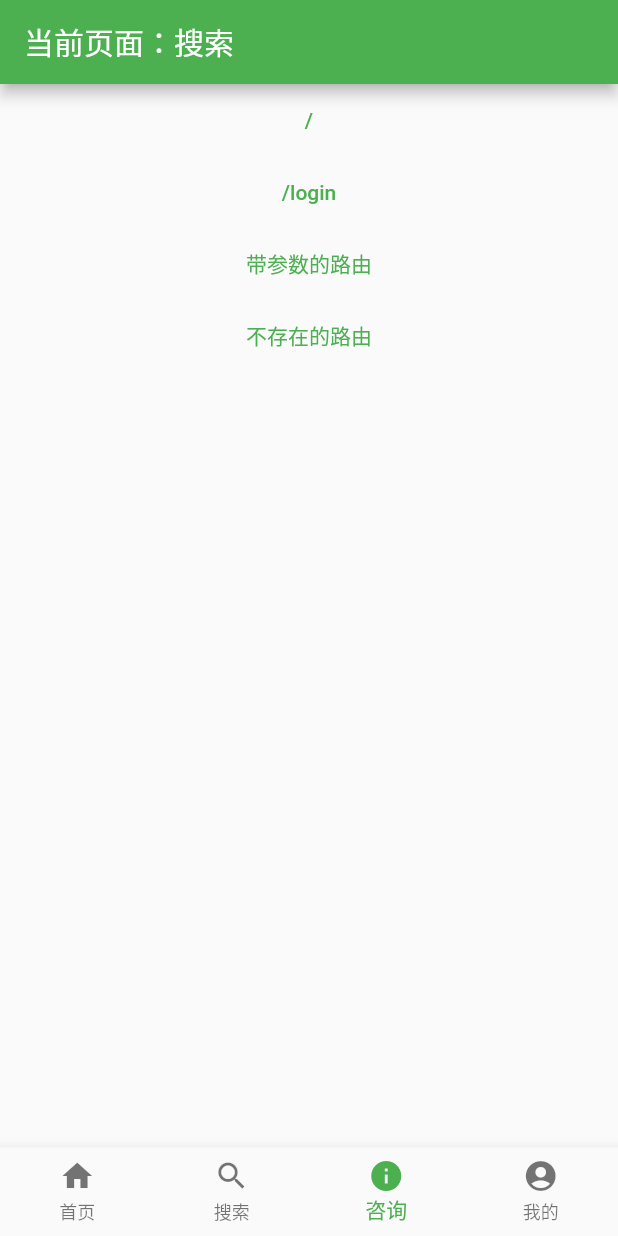
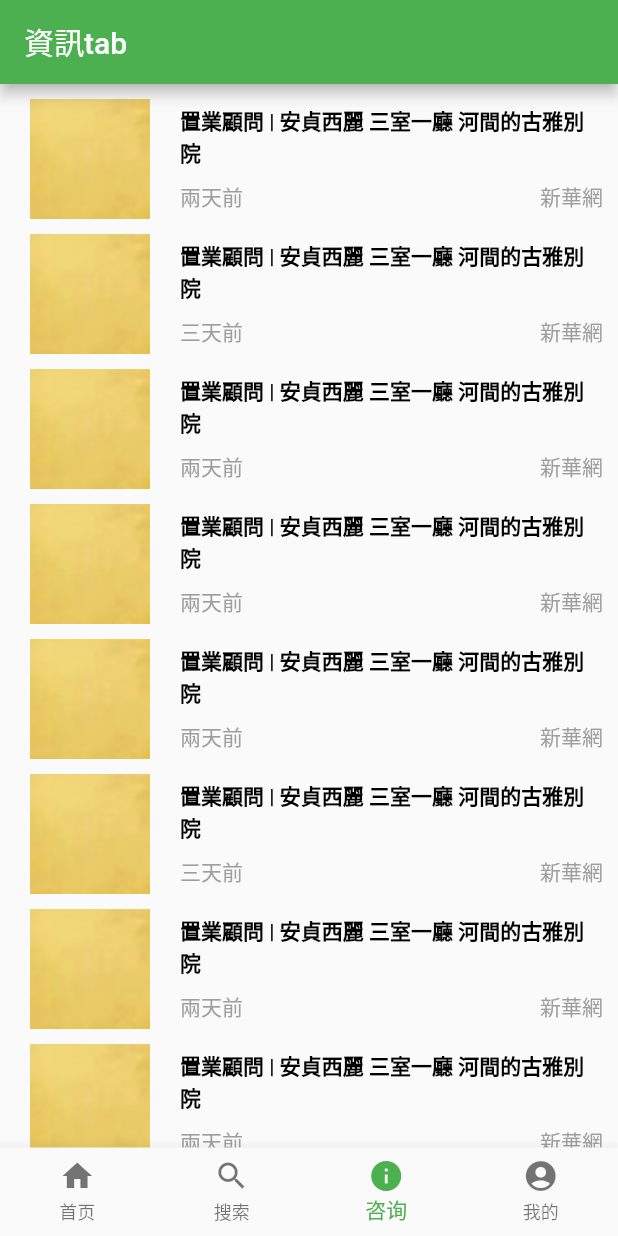
Before and after one commit to ohohua/rent, a Flutter app: the screen it shows after launch, item 3 of the bottom bar chosen, on a phone screen of 412 x 824 dp. Run offline on Flutter 3.47's test engine with Material 2 defaults, Android fonts, the phone set to English and light mode, and no system bars; our stand-ins replace card_swiper, fluro; network calls fail.

Commit message:
主要内容区域

```diff
--- a/lib/pages/home/index.dart
+++ b/lib/pages/home/index.dart
@@ -1,15 +1,16 @@
 // 引入基础库
 import 'package:flutter/material.dart';
 import 'package:rent/pages/home/tab_index/tab_index.dart';
+import 'package:rent/pages/home/tab_info/index.dart';
 // 引入自定义组件
 import 'package:rent/widgets/page_content.dart';
 
 // 1.需要准备 4 个 tab内容区（tabView）
 List<Widget> tabViewList = [
   const TabIndex(),
-  const PageContent(name: '首页'),
   const PageContent(name: '搜索'),
-  const PageContent(name: '咨询'),
+  // const PageContent(name: '咨询'),
+  const TabInfo(),
   const PageContent(name: '我的'),
 ];
 
--- a/lib/pages/home/info/data.dart
+++ b/lib/pages/home/info/data.dart
@@ -15,29 +15,25 @@ class InfoItem {
 const List<InfoItem> infoData = [
   InfoItem(
       title: '置業顧問 | 安貞西麗 三室一廳 河間的古雅別院',
-      imageUri:
-          'https://wx2.sinaimg.cn/mw1024/005SQLxwlylg6f8914obbj305v04fjsw.jpg',
+      imageUri: 'static/images/home_index_logo.png',
       navigatorUri: 'login',
       source: '新華網',
       time: '兩天前'),
   InfoItem(
       title: '置業顧問 | 安貞西麗 三室一廳 河間的古雅別院',
-      imageUri:
-          'https://wx2.sinaimg.cn/mw1024/005SQLxwlylg6f8914obbj305v04fjsw.jpg',
+      imageUri: 'static/images/home_index_logo.png',
       navigatorUri: 'login',
       source: '新華網',
       time: '三天前'),
   InfoItem(
       title: '置業顧問 | 安貞西麗 三室一廳 河間的古雅別院',
-      imageUri:
-          'https://wx2.sinaimg.cn/mw1024/005SQLxwlylg6f8914obbj305v04fjsw.jpg',
+      imageUri: 'static/images/home_index_logo.png',
       navigatorUri: 'login',
       source: '新華網',
       time: '兩天前'),
   InfoItem(
       title: '置業顧問 | 安貞西麗 三室一廳 河間的古雅別院',
-      imageUri:
-          'https://wx2.sinaimg.cn/mw1024/005SQLxwlylg6f8914obbj305v04fjsw.jpg',
+      imageUri: 'static/images/home_index_logo.png',
       navigatorUri: 'login',
       source: '新華網',
       time: '兩天前'),
--- a/lib/pages/home/info/index.dart
+++ b/lib/pages/home/info/index.dart
@@ -1,6 +1,7 @@
 import 'package:flutter/material.dart';
 
 import 'data.dart';
+import 'item_widget.dart';
 
 class Info extends StatelessWidget {
   final bool showTitle;
@@ -11,14 +12,18 @@ class Info extends StatelessWidget {
   Widget build(BuildContext context) {
     return Column(
       children: <Widget>[
-        const Text('最新資訊'),
+        if (showTitle)
+          Container(
+            alignment: Alignment.centerLeft,
+            padding: const EdgeInsets.all(10.0),
+            child: const Text(
+              '最新資訊',
+              style:
+                  TextStyle(color: Colors.black, fontWeight: FontWeight.w600),
+            ),
+          ),
         Column(
-          children: infoItem
-              .map((f) => Container(
-                    height: 100,
-                    decoration: const BoxDecoration(color: Colors.red),
-                  ))
-              .toList(),
+          children: infoItem.map((f) => ItemWidget(data: f)).toList(),
         )
       ],
     );
--- /dev/null
+++ b/lib/pages/home/info/item_widget.dart
@@ -0,0 +1,49 @@
+import 'package:flutter/material.dart';
+
+import 'data.dart';
+
+class ItemWidget extends StatelessWidget {
+  final InfoItem data;
+
+  const ItemWidget({super.key, required this.data});
+  static const textStyle = TextStyle(color: Colors.grey);
+  @override
+  Widget build(BuildContext context) {
+    return Container(
+        height: 80.0,
+        margin: const EdgeInsets.only(left: 10.0, right: 10.0, bottom: 10.0),
+        child: Row(
+          children: [
+            Image.asset(
+              data.imageUri,
+              width: 100.0,
+            ),
+            const Padding(padding: EdgeInsets.only(left: 10.0)),
+            Expanded(
+                child: Column(
+              mainAxisAlignment: MainAxisAlignment.spaceAround,
+              children: [
+                Text(
+                  data.title,
+                  style: const TextStyle(
+                      fontWeight: FontWeight.w600, color: Colors.black),
+                ),
+                Row(
+                  mainAxisAlignment: MainAxisAlignment.spaceBetween,
+                  children: [
+                    Text(
+                      data.time,
+                      style: textStyle,
+                    ),
+                    Text(
+                      data.source,
+                      style: textStyle,
+                    )
+                  ],
+                )
+              ],
+            ))
+          ],
+        ));
+  }
+}
--- a/lib/pages/home/tab_index/tab_index.dart
+++ b/lib/pages/home/tab_index/tab_index.dart
@@ -19,7 +19,9 @@ class TabIndex extends StatelessWidget {
           CommonSwiper(), // 轮播图
           IndexNavigator(),
           IndexRecommend(),
-          Info(),
+          Info(
+            showTitle: true,
+          ),
         ],
       ),
     );
--- /dev/null
+++ b/lib/pages/home/tab_info/index.dart
@@ -0,0 +1,24 @@
+import 'package:flutter/material.dart';
+import 'package:rent/pages/home/info/index.dart';
+
+class TabInfo extends StatefulWidget {
+  const TabInfo({super.key});
+
+  @override
+  State<StatefulWidget> createState() => _TabInfoState();
+}
+
+class _TabInfoState extends State<TabInfo> {
+  @override
+  Widget build(BuildContext context) {
+    return Scaffold(
+      appBar: AppBar(
+        title: const Text('資訊tab'),
+      ),
+      body: ListView(
+        padding: const EdgeInsets.only(top: 10.0),
+        children: const [Info(), Info(), Info()],
+      ),
+    );
+  }
+}
```
